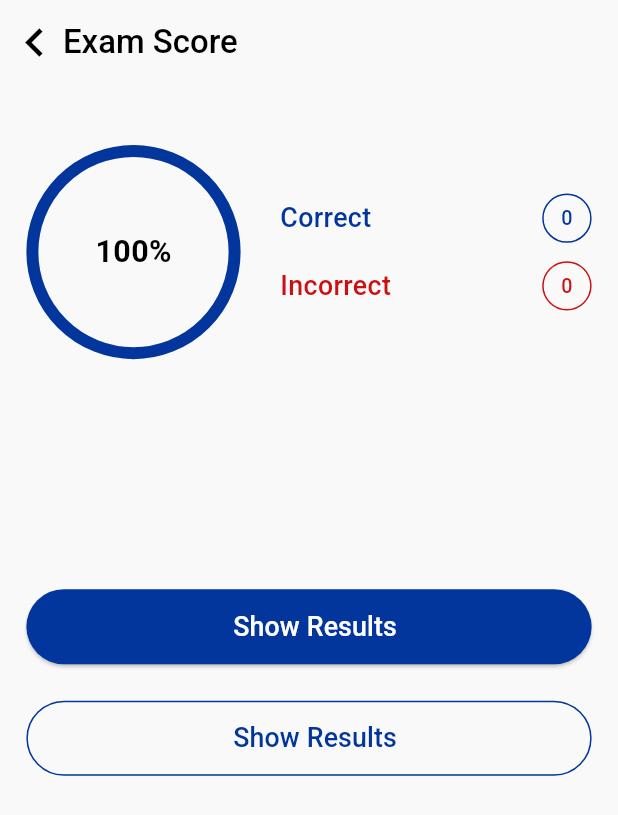
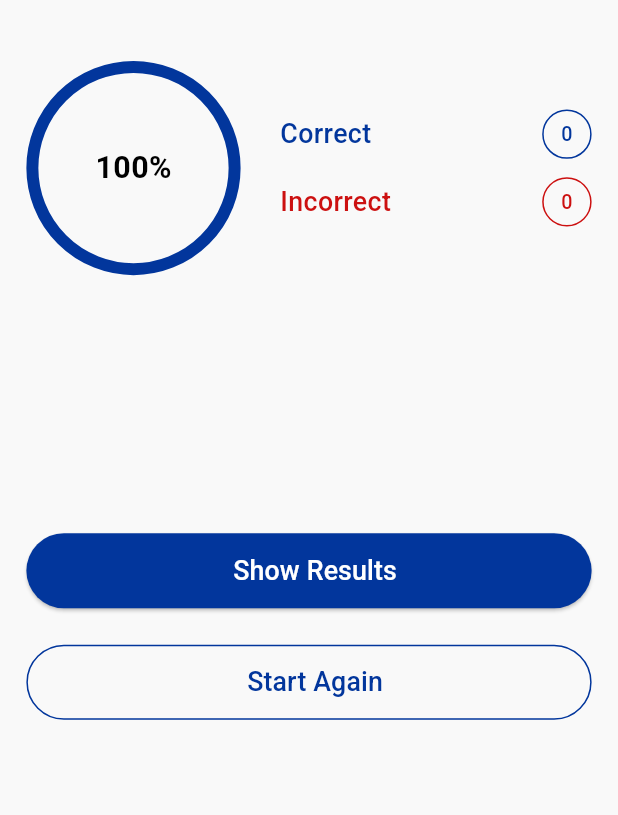
Before and after one commit to ahmedalam782/elevate_online_exam, a Flutter app: the ExamScorePage screen opened directly with empty values, on a phone screen of 412 x 824 dp. Shown: the top 815 px of the screen. Run offline on Flutter 3.47's test engine with Material 3 defaults, Android fonts, the phone set to English and light mode, and no system bars; our stand-ins replace bloc, cached_network_image, dio, easy_localization, equatable, flutter_bloc and 17 more; accounts and stored records are empty; generated files the repository leaves out were written again; network calls fail; project files that could hold a hidden picture were left out.

Commit message:
Finished exam score feature
Added start again functionalities
Made sure that DI is set it before the app starts

```diff
--- a/lib/features/exam_score/presentation/view/pages/exam_score_page.dart
+++ b/lib/features/exam_score/presentation/view/pages/exam_score_page.dart
@@ -10,10 +10,12 @@ class ExamScorePage extends StatelessWidget {
   const ExamScorePage({super.key, required this.exam});
   @override
   Widget build(BuildContext context) {
-    return Scaffold(
-      appBar: CustomAppBar(title: LocaleKeys.exam_score_exam_score.tr()),
-
-      body: ExamScoreBody(exam: exam),
+    return PopScope(
+      canPop: false,
+      child: Scaffold(
+        // appBar: CustomAppBar(title: LocaleKeys.exam_score_exam_score.tr()),
+        body: ExamScoreBody(exam: exam),
+      ),
     );
   }
 }
--- a/lib/features/exam_score/presentation/view/widgets/exam_score_body.dart
+++ b/lib/features/exam_score/presentation/view/widgets/exam_score_body.dart
@@ -139,6 +139,8 @@ class _ExamScoreBodyState extends State<ExamScoreBody> {
             Spacer(),
             CustomButton(
               onTap: () {
+                context.pop();
+                context.pop();
                 context.push(Routes.answers, extra: widget.exam.questions);
               },
               backGroundColor: AppColors.prime,
@@ -147,11 +149,13 @@ class _ExamScoreBodyState extends State<ExamScoreBody> {
             ),
             SizedBox(height: 24.h),
             CustomButton(
-              onTap: () {},
+              onTap: () {
+                context.pop("startAgain");
+              },
               backGroundColor: Colors.transparent,
               elevation: 0,
               borderColor: AppColors.prime,
-              title: LocaleKeys.exam_score_show_results.tr(),
+              title: LocaleKeys.exam_score_start_again.tr(),
               titleStyle: Styles.medium(context, 16.sp, color: AppColors.prime),
             ),
             Spacer(flex: 2),
--- a/lib/features/exams_tap/presentation/view_model/cubit/exams_tap_cubit.dart
+++ b/lib/features/exams_tap/presentation/view_model/cubit/exams_tap_cubit.dart
@@ -13,8 +13,7 @@ class ExamsTapCubit extends Cubit<ExamsTapStates> {
   final GetExamsOnSubjectUseCase _getExamsOnSubjectUseCase;
   bool _isLoadingMore = false;
   void init(String subjectId) {
-    // doIntent(ExamsTapEvents.getExamsOnSubjectEvent(subjectId: subjectId));
-    doIntent(ExamsTapEvents.getExamsOnSubjectEvent(subjectId: ""));
+    doIntent(ExamsTapEvents.getExamsOnSubjectEvent(subjectId: subjectId));
   }
 
   void doIntent(ExamsTapEvents event) {
--- a/lib/features/questions/presentation/view_model/cubit/questions_state.dart
+++ b/lib/features/questions/presentation/view_model/cubit/questions_state.dart
@@ -2,12 +2,14 @@ part of 'questions_cubit.dart';
 
 class QuestionsState extends BaseState<List<QuestionEntity>> {
   final int currentPage;
+  final bool isDone;
 
   QuestionsState.all({
     super.exception,
     super.data,
     super.state = StateType.initial,
     required this.currentPage,
+    required this.isDone,
   }) : super.all();
 
   QuestionsState copyWith({
@@ -15,15 +17,17 @@ class QuestionsState extends BaseState<List<QuestionEntity>> {
     List<QuestionEntity>? data,
     Exception? exception,
     int? currentPage,
+    bool? isDone,
   }) {
     return QuestionsState.all(
       state: state ?? this.state,
       data: data ?? this.data,
       exception: exception ?? this.exception,
       currentPage: currentPage ?? this.currentPage,
+      isDone: isDone ?? this.isDone,
     );
   }
 
   @override
-  List<Object?> get props => [state, data, exception, currentPage];
+  List<Object?> get props => [state, data, exception, currentPage, isDone];
 }
--- a/lib/main.dart
+++ b/lib/main.dart
@@ -16,6 +16,8 @@ import 'core/routes/url_strategy.dart';
 const bool runLocal = false;
 void main() async {
   WidgetsFlutterBinding.ensureInitialized();
+  await configureDependencies();
+
   // await initHive();
   runApp(
     EasyLocalization(
@@ -30,7 +32,6 @@ void main() async {
   await EasyLocalization.ensureInitialized();
   // Set custom Bloc observer for debugging
   Bloc.observer = MyBlocObserver();
-  await configureDependencies();
   await ScreenUtil.ensureScreenSize();
   await SystemChrome.setPreferredOrientations([DeviceOrientation.portraitUp]);
   await EasyLocalization.ensureInitialized();
```
Also changed, not shown: lib/features/app_layout/presentation/view/pages/app_layout_page.dart (+24 -1 lines), lib/features/questions/presentation/view/widgets/count_down_timer.dart (+7 -0 lines), lib/features/questions/presentation/view/widgets/questions_body.dart (+47 -18 lines), lib/features/questions/presentation/view/widgets/time_out_dialog.dart (+8 -1 lines), lib/features/questions/presentation/view_model/cubit/questions_cubit.dart (+15 -12 lines).
